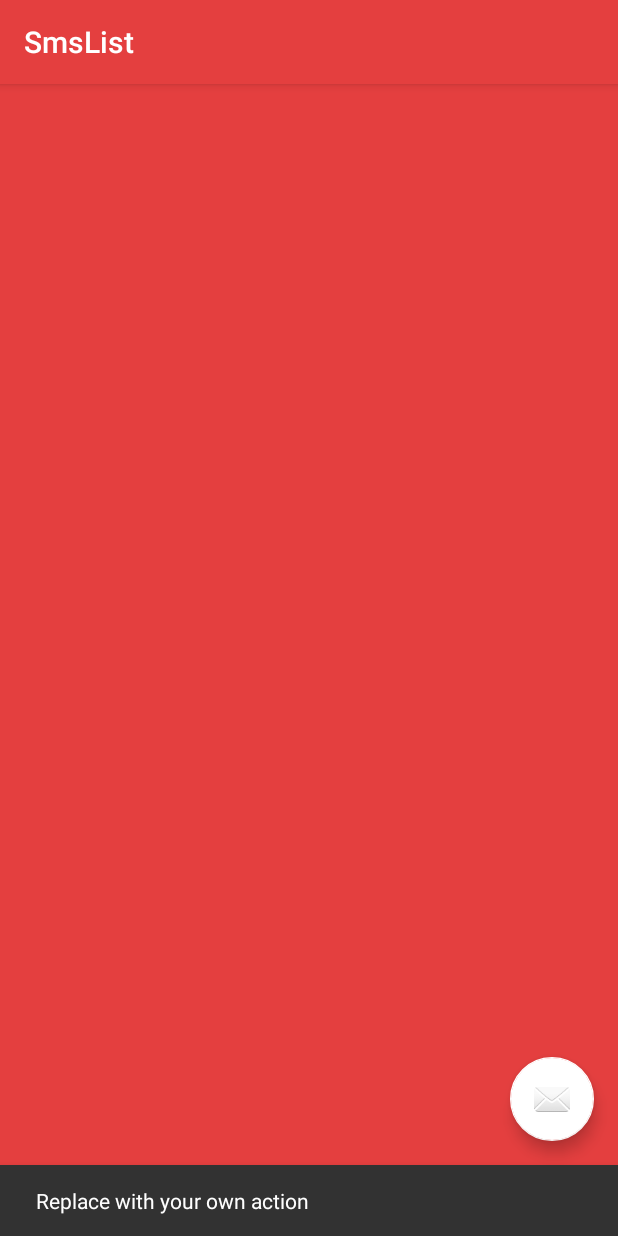
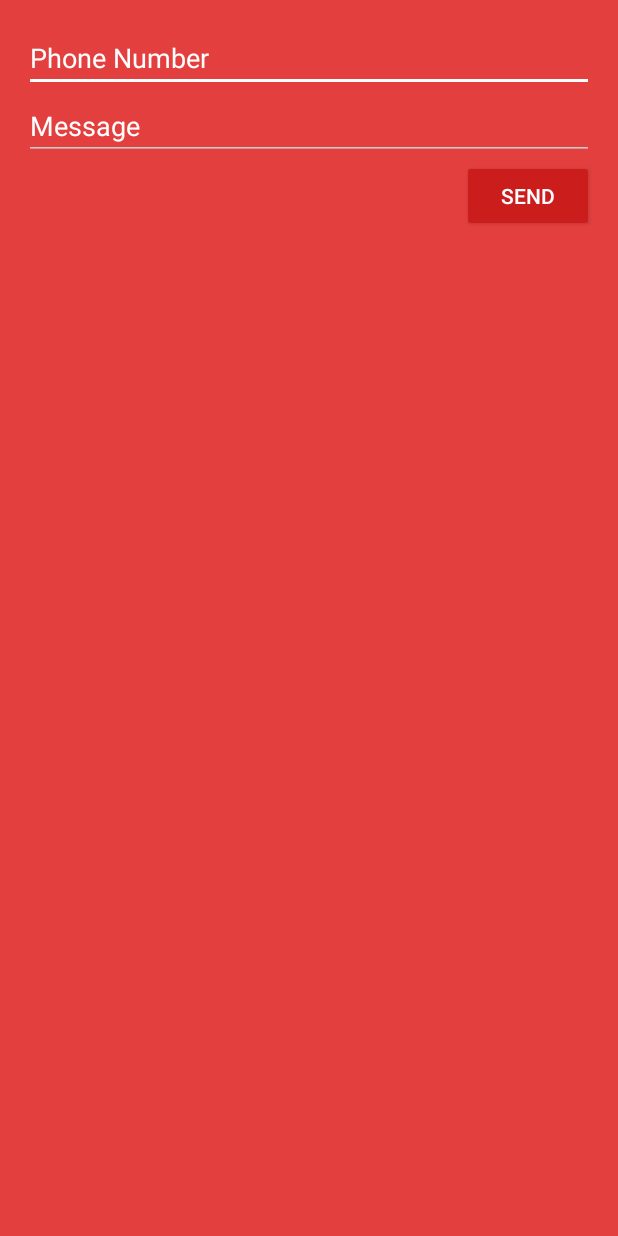
Before and after one commit to diogopainho/sirs-ist, an Android app: the SmsList screen opened directly, with no data from a screen before it, after a tap on an icon or button, on a phone screen of 412 x 824 dp. Run offline under Robolectric (Android 15) with nearby library versions, the phone set to English and light mode, and no system bars; our stand-ins replace ButterKnife.

Commit message:
Pequenas alterações na estrutura da app

```diff
--- a/SecureSMS/app/src/main/java/pt/ulisboa/tecnico/meic/sirs/securesms/SmsList.java
+++ b/SecureSMS/app/src/main/java/pt/ulisboa/tecnico/meic/sirs/securesms/SmsList.java
@@ -1,5 +1,6 @@
 package pt.ulisboa.tecnico.meic.sirs.securesms;
 
+import android.content.Intent;
 import android.os.Bundle;
 import android.support.design.widget.FloatingActionButton;
 import android.support.design.widget.Snackbar;
@@ -20,8 +21,8 @@ public class SmsList extends AppCompatActivity {
         fab.setOnClickListener(new View.OnClickListener() {
             @Override
             public void onClick(View view) {
-                Snackbar.make(view, "Replace with your own action", Snackbar.LENGTH_LONG)
-                        .setAction("Action", null).show();
+                Intent intent = new Intent(getApplicationContext(), SmsComposer.class);
+                startActivity(intent);
             }
         });
     }
--- a/SecureSMS/app/src/main/res/layout/activity_sms_composer.xml
+++ b/SecureSMS/app/src/main/res/layout/activity_sms_composer.xml
@@ -19,20 +19,22 @@
             android:layout_height="wrap_content"
             android:inputType="phone"
             android:ems="10"
+            android:text="Phone Number"
             android:id="@+id/phone_number" />
+
+        <EditText
+            android:layout_width="match_parent"
+            android:layout_height="wrap_content"
+            android:inputType="textMultiLine"
+            android:ems="10"
+            android:text="Message"
+            android:id="@+id/message" />
 
         <Button
             android:layout_width="wrap_content"
             android:layout_height="wrap_content"
             android:text="Send"
             android:id="@+id/send_button"
-            android:layout_gravity="center_horizontal" />
-
-        <EditText
-            android:layout_width="match_parent"
-            android:layout_height="wrap_content"
-            android:inputType="textMultiLine"
-            android:ems="10"
-            android:id="@+id/message" />
+            android:layout_gravity="right" />
     </LinearLayout>
 </RelativeLayout>
```
Also changed, not shown: SecureSMS/app/src/main/java/pt/ulisboa/tecnico/meic/sirs/securesms/LoginActivity.java (+13 -1 lines), SecureSMS/app/src/main/res/layout/activity_login.xml (+8 -0 lines).
